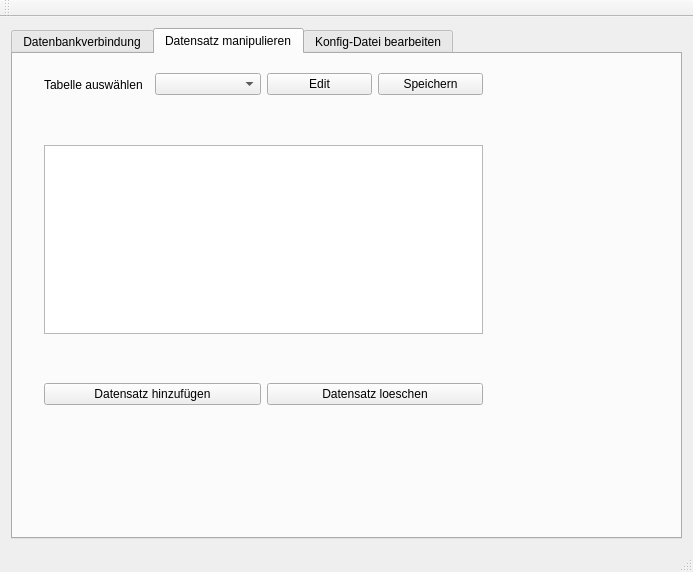
The window that CPP_GUI/Q2_Admin/mainwindow.ui (enohl/Q2_QuickQuizzer) describes before a commit, drawn with Qt 5.
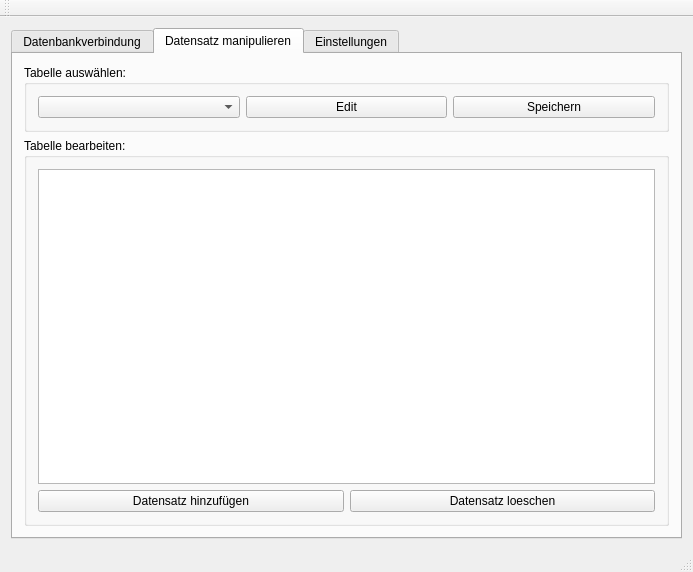
The same window after the commit. The open tabs and pages were chosen to show the change.

Commit message: Groupboxes hinzugefuegt.

Diff of the .ui file:
```diff
--- a/CPP_GUI/Q2_Admin/mainwindow.ui
+++ b/CPP_GUI/Q2_Admin/mainwindow.ui
@@ -137,23 +137,15 @@
        <attribute name="title">
         <string>Datensatz manipulieren</string>
        </attribute>
-       <widget class="QWidget" name="horizontalLayoutWidget">
-        <property name="geometry">
-         <rect>
-          <x>20</x>
-          <y>0</y>
-          <width>461</width>
-          <height>61</height>
-         </rect>
-        </property>
+       <layout class="QVBoxLayout" name="verticalLayout">
+        <item>
+         <widget class="QGroupBox" name="gb_selectTable">
+          <property name="title">
+           <string>Tabelle auswählen:</string>
+          </property>
+          <layout class="QVBoxLayout" name="verticalLayout_4">
+           <item>
         <layout class="QHBoxLayout" name="horizontalLayout_4">
-         <item alignment="Qt::AlignLeft">
-          <widget class="QLabel" name="lbl_tabelle">
-           <property name="text">
-            <string>Tabelle auswählen</string>
-           </property>
-          </widget>
-         </item>
          <item>
           <widget class="QComboBox" name="cmb_tabellen"/>
          </item>
@@ -172,16 +164,17 @@
           </widget>
          </item>
         </layout>
-       </widget>
-       <widget class="QWidget" name="gridLayoutWidget">
-        <property name="geometry">
-         <rect>
-          <x>20</x>
-          <y>80</y>
-          <width>461</width>
-          <height>211</height>
-         </rect>
-        </property>
+           </item>
+          </layout>
+         </widget>
+        </item>
+        <item>
+         <widget class="QGroupBox" name="gb_editTable">
+          <property name="title">
+           <string>Tabelle bearbeiten:</string>
+          </property>
+          <layout class="QVBoxLayout" name="verticalLayout_3">
+           <item>
         <layout class="QGridLayout" name="gridLayout">
          <item row="0" column="0">
           <widget class="QTableView" name="tblView_tabellen">
@@ -197,16 +190,8 @@
           </widget>
          </item>
         </layout>
-       </widget>
-       <widget class="QWidget" name="horizontalLayoutWidget_2">
-        <property name="geometry">
-         <rect>
-          <x>20</x>
-          <y>300</y>
-          <width>461</width>
-          <height>80</height>
-         </rect>
-        </property>
+           </item>
+           <item>
         <layout class="QHBoxLayout" name="horizontalLayout_5">
          <item>
           <widget class="QPushButton" name="btn_add">
@@ -223,11 +208,15 @@
           </widget>
          </item>
         </layout>
-       </widget>
+           </item>
+          </layout>
+         </widget>
+        </item>
+       </layout>
       </widget>
       <widget class="QWidget" name="tab3">
        <attribute name="title">
-        <string>Konfig-Datei bearbeiten</string>
+        <string>Einstellungen</string>
        </attribute>
        <layout class="QHBoxLayout" name="horizontalLayout_3">
         <item>
```
Left out of the diff: 37 changed lines with no effect on the pictures. Lines whose indentation alone changed are shown as unchanged. The commit also changes 1 other file.
